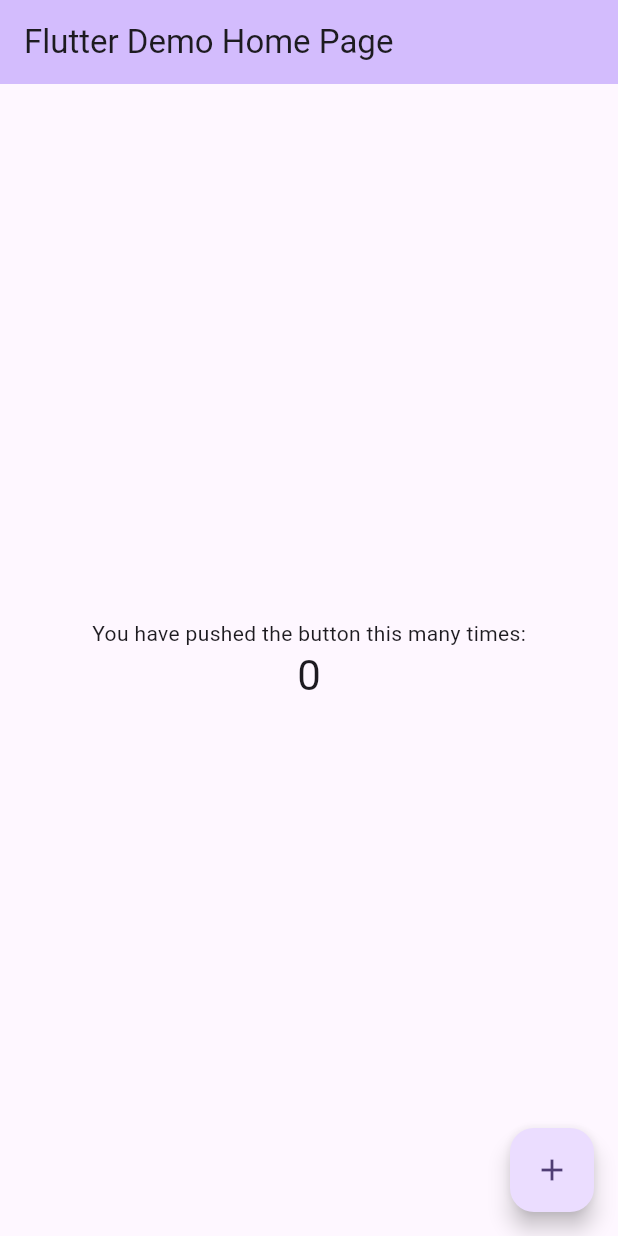
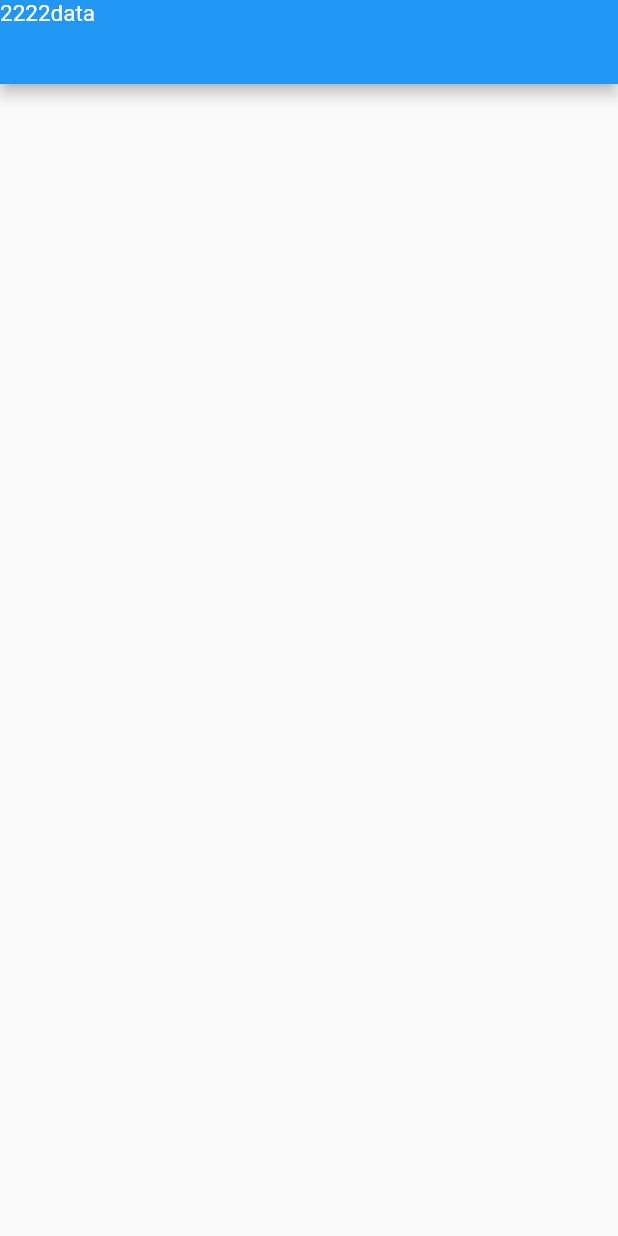
Before and after one commit to mrowshanzamir/techblog, a Flutter app: the screen it shows after launch, on a phone screen of 412 x 824 dp. Run offline on Flutter 3.47's test engine with Material 2 defaults, Android fonts, the light colour scheme and no system bars.

```diff
--- a/lib/main.dart
+++ b/lib/main.dart
@@ -1,5 +1,6 @@
 import 'package:flutter/material.dart';
 // import 'package:flutter_native_splash/flutter_native_splash.dart';
+import 'package:flutter_localizations/flutter_localizations.dart';
 
 void main() {
   runApp(const MyApp());
@@ -11,116 +12,43 @@ class MyApp extends StatelessWidget {
   // This widget is the root of your application.
   @override
   Widget build(BuildContext context) {
-    return MaterialApp(
+    return const MaterialApp(
       title: 'Flutter Demo',
-      theme: ThemeData(
-        // This is the theme of your application.
-        //
-        // TRY THIS: Try running your application with "flutter run". You'll see
-        // the application has a blue toolbar. Then, without quitting the app,
-        // try changing the seedColor in the colorScheme below to Colors.green
-        // and then invoke "hot reload" (save your changes or press the "hot
-        // reload" button in a Flutter-supported IDE, or press "r" if you used
-        // the command line to start the app).
-        //
-        // Notice that the counter didn't reset back to zero; the application
-        // state is not lost during the reload. To reset the state, use hot
-        // restart instead.
-        //
-        // This works for code too, not just values: Most code changes can be
-        // tested with just a hot reload.
-        colorScheme: ColorScheme.fromSeed(seedColor: Colors.deepPurple),
-        useMaterial3: true,
-      ),
-      home: const MyHomePage(title: 'Flutter Demo Home Page'),
+      ////////////////////////////////////////////
+      localizationsDelegates: [
+        GlobalMaterialLocalizations.delegate,
+        GlobalWidgetsLocalizations.delegate,
+        GlobalCupertinoLocalizations.delegate,
+      ],
+      supportedLocales: [
+        Locale('fa'), // English
+        // Locale('es'), // Spanish
+      ],
+      ////////////////////////////////////////////
+      debugShowCheckedModeBanner: false,
+      ////////////////////////////////////////////
+      home: MyHomePage(),
     );
   }
 }
 
 class MyHomePage extends StatefulWidget {
-  const MyHomePage({super.key, required this.title});
-
-  // This widget is the home page of your application. It is stateful, meaning
-  // that it has a State object (defined below) that contains fields that affect
-  // how it looks.
-
-  // This class is the configuration for the state. It holds the values (in this
-  // case the title) provided by the parent (in this case the App widget) and
-  // used by the build method of the State. Fields in a Widget subclass are
-  // always marked "final".
-
-  final String title;
+  const MyHomePage({super.key});
 
   @override
   State<MyHomePage> createState() => _MyHomePageState();
 }
 
 class _MyHomePageState extends State<MyHomePage> {
-  int _counter = 0;
-
-  void _incrementCounter() {
-    setState(() {
-      // This call to setState tells the Flutter framework that something has
-      // changed in this State, which causes it to rerun the build method below
-      // so that the display can reflect the updated values. If we changed
-      // _counter without calling setState(), then the build method would not be
-      // called again, and so nothing would appear to happen.
-      _counter++;
-    });
-  }
-
   @override
   Widget build(BuildContext context) {
-    // This method is rerun every time setState is called, for instance as done
-    // by the _incrementCounter method above.
-    //
-    // The Flutter framework has been optimized to make rerunning build methods
-    // fast, so that you can just rebuild anything that needs updating rather
-    // than having to individually change instances of widgets.
     return Scaffold(
       appBar: AppBar(
-        // TRY THIS: Try changing the color here to a specific color (to
-        // Colors.amber, perhaps?) and trigger a hot reload to see the AppBar
-        // change color while the other colors stay the same.
-        backgroundColor: Theme.of(context).colorScheme.inversePrimary,
-        // Here we take the value from the MyHomePage object that was created by
-        // the App.build method, and use it to set our appbar title.
-        title: Text(widget.title),
+        actions: const [
+          Text("data"),
+          Text("2222"),
+        ],
       ),
-      body: Center(
-        // Center is a layout widget. It takes a single child and positions it
-        // in the middle of the parent.
-        child: Column(
-          // Column is also a layout widget. It takes a list of children and
-          // arranges them vertically. By default, it sizes itself to fit its
-          // children horizontally, and tries to be as tall as its parent.
-          //
-          // Column has various properties to control how it sizes itself and
-          // how it positions its children. Here we use mainAxisAlignment to
-          // center the children vertically; the main axis here is the vertical
-          // axis because Columns are vertical (the cross axis would be
-          // horizontal).
-          //
-          // TRY THIS: Invoke "debug painting" (choose the "Toggle Debug Paint"
-          // action in the IDE, or press "p" in the console), to see the
-          // wireframe for each widget.
-          mainAxisAlignment: MainAxisAlignment.center,
-          children: <Widget>[
-            const Text(
-              'You have pushed the button this many times:',
-            ),
-            Text(
-              '$_counter',
-              style: Theme.of(context).textTheme.headlineMedium,
-            ),
-          ],
-        ),
-      ),
-      floatingActionButton: FloatingActionButton(
-        onPressed: _incrementCounter,
-        tooltip: 'Increment',
-        child: const Icon(Icons.add),
-      ), // This trailing comma makes auto-formatting nicer for build methods.
     );
   }
 }
```
Also changed, not shown: lib/gen/assets.gen.dart (added, +88 -0 lines), lib/gen/fonts.gen.dart (added, +15 -0 lines), lib/my_strings.dart (added, +14 -0 lines), pubspec.yaml (+13 -6 lines), assets/fonts/BNazanin.ttf (added), assets/fonts/BNaznnBd.ttf (added), assets/icons/logo.png (renamed from assets/images/logo.png), lib/my_colors.dart (added), pubspec.lock.
